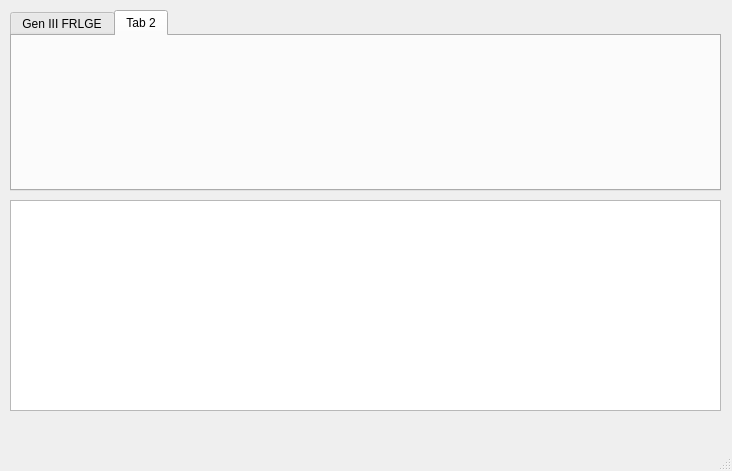
First picture: the form in Forms/Util/Pandora.ui, repository Admiral-Fish/PokeFinder, before the edit.
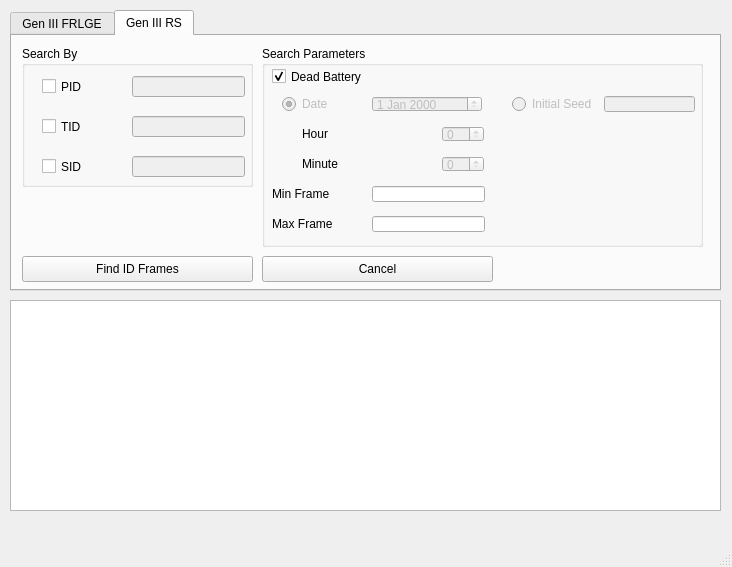
Second picture: the form after the edit. The open tabs and pages were chosen to show the change. Custom widgets are drawn as their Qt base class.

Commit message: Pandora RS Dead and Live Battery

The edit to the form file:
```diff
--- a/Forms/Util/Pandora.ui
+++ b/Forms/Util/Pandora.ui
@@ -7,7 +7,7 @@
     <x>0</x>
     <y>0</y>
     <width>732</width>
-    <height>471</height>
+    <height>567</height>
    </rect>
   </property>
   <property name="windowTitle">
@@ -20,7 +20,7 @@
       <x>10</x>
       <y>10</y>
       <width>711</width>
-      <height>181</height>
+      <height>281</height>
      </rect>
     </property>
     <widget class="QWidget" name="gen3FRLGE">
@@ -180,15 +180,345 @@
     </widget>
     <widget class="QWidget" name="tab_2">
      <attribute name="title">
-      <string>Tab 2</string>
+      <string>Gen III RS</string>
      </attribute>
+     <widget class="QGroupBox" name="groupBoxSearchBy_2">
+      <property name="geometry">
+       <rect>
+        <x>10</x>
+        <y>10</y>
+        <width>231</width>
+        <height>141</height>
+       </rect>
+      </property>
+      <property name="title">
+       <string>Search By</string>
+      </property>
+      <widget class="QTextBox" name="textBoxPIDRS">
+       <property name="enabled">
+        <bool>false</bool>
+       </property>
+       <property name="geometry">
+        <rect>
+         <x>110</x>
+         <y>30</y>
+         <width>113</width>
+         <height>21</height>
+        </rect>
+       </property>
+      </widget>
+      <widget class="QTextBox" name="textBoxTIDRS">
+       <property name="enabled">
+        <bool>false</bool>
+       </property>
+       <property name="geometry">
+        <rect>
+         <x>110</x>
+         <y>70</y>
+         <width>113</width>
+         <height>21</height>
+        </rect>
+       </property>
+      </widget>
+      <widget class="QTextBox" name="textBoxSIDRS">
+       <property name="enabled">
+        <bool>false</bool>
+       </property>
+       <property name="geometry">
+        <rect>
+         <x>110</x>
+         <y>110</y>
+         <width>113</width>
+         <height>21</height>
+        </rect>
+       </property>
+      </widget>
+      <widget class="QCheckBox" name="checkBoxPID">
+       <property name="geometry">
+        <rect>
+         <x>20</x>
+         <y>30</y>
+         <width>81</width>
+         <height>21</height>
+        </rect>
+       </property>
+       <property name="text">
+        <string>PID</string>
+       </property>
+      </widget>
+      <widget class="QCheckBox" name="checkBoxTID">
+       <property name="geometry">
+        <rect>
+         <x>20</x>
+         <y>70</y>
+         <width>81</width>
+         <height>21</height>
+        </rect>
+       </property>
+       <property name="text">
+        <string>TID</string>
+       </property>
+      </widget>
+      <widget class="QCheckBox" name="checkBoxSID">
+       <property name="geometry">
+        <rect>
+         <x>20</x>
+         <y>110</y>
+         <width>81</width>
+         <height>21</height>
+        </rect>
+       </property>
+       <property name="text">
+        <string>SID</string>
+       </property>
+      </widget>
+     </widget>
+     <widget class="QGroupBox" name="groupBoxParameters_2">
+      <property name="geometry">
+       <rect>
+        <x>250</x>
+        <y>10</y>
+        <width>441</width>
+        <height>201</height>
+       </rect>
+      </property>
+      <property name="title">
+       <string>Search Parameters</string>
+      </property>
+      <widget class="QLabel" name="labelMaxFrame_2">
+       <property name="geometry">
+        <rect>
+         <x>10</x>
+         <y>170</y>
+         <width>71</width>
+         <height>16</height>
+        </rect>
+       </property>
+       <property name="text">
+        <string>Max Frame</string>
+       </property>
+      </widget>
+      <widget class="QTextBox" name="textBoxMaxFrameRS">
+       <property name="geometry">
+        <rect>
+         <x>110</x>
+         <y>170</y>
+         <width>113</width>
+         <height>16</height>
+        </rect>
+       </property>
+       <property name="text">
+        <string/>
+       </property>
+      </widget>
+      <widget class="QLabel" name="labelMinFrame_2">
+       <property name="geometry">
+        <rect>
+         <x>10</x>
+         <y>140</y>
+         <width>81</width>
+         <height>16</height>
+        </rect>
+       </property>
+       <property name="text">
+        <string>Min Frame</string>
+       </property>
+      </widget>
+      <widget class="QTextBox" name="textBoxMinFrameRS">
+       <property name="geometry">
+        <rect>
+         <x>110</x>
+         <y>140</y>
+         <width>113</width>
+         <height>16</height>
+        </rect>
+       </property>
+       <property name="text">
+        <string/>
+       </property>
+      </widget>
+      <widget class="QCheckBox" name="checkBoxBattery">
+       <property name="geometry">
+        <rect>
+         <x>10</x>
+         <y>20</y>
+         <width>101</width>
+         <height>21</height>
+        </rect>
+       </property>
+       <property name="text">
+        <string>Dead Battery</string>
+       </property>
+       <property name="checked">
+        <bool>true</bool>
+       </property>
+       <property name="tristate">
+        <bool>false</bool>
+       </property>
+      </widget>
+      <widget class="QDateEdit" name="dateEdit">
+       <property name="enabled">
+        <bool>false</bool>
+       </property>
+       <property name="geometry">
+        <rect>
+         <x>110</x>
+         <y>50</y>
+         <width>110</width>
+         <height>16</height>
+        </rect>
+       </property>
+       <property name="minimumDate">
+        <date>
+         <year>2000</year>
+         <month>1</month>
+         <day>1</day>
+        </date>
+       </property>
+      </widget>
+      <widget class="QSpinBox" name="spinBoxHr">
+       <property name="enabled">
+        <bool>false</bool>
+       </property>
+       <property name="geometry">
+        <rect>
+         <x>180</x>
+         <y>80</y>
+         <width>42</width>
+         <height>16</height>
+        </rect>
+       </property>
+       <property name="maximum">
+        <number>23</number>
+       </property>
+      </widget>
+      <widget class="QSpinBox" name="spinBoxMin">
+       <property name="enabled">
+        <bool>false</bool>
+       </property>
+       <property name="geometry">
+        <rect>
+         <x>180</x>
+         <y>110</y>
+         <width>42</width>
+         <height>16</height>
+        </rect>
+       </property>
+       <property name="maximum">
+        <number>59</number>
+       </property>
+      </widget>
+      <widget class="QLabel" name="labelHr">
+       <property name="geometry">
+        <rect>
+         <x>40</x>
+         <y>80</y>
+         <width>61</width>
+         <height>16</height>
+        </rect>
+       </property>
+       <property name="text">
+        <string>Hour</string>
+       </property>
+      </widget>
+      <widget class="QLabel" name="labelMin">
+       <property name="geometry">
+        <rect>
+         <x>40</x>
+         <y>110</y>
+         <width>61</width>
+         <height>16</height>
+        </rect>
+       </property>
+       <property name="text">
+        <string>Minute</string>
+       </property>
+      </widget>
+      <widget class="QTextBox" name="textBoxInitSeedRS">
+       <property name="enabled">
+        <bool>false</bool>
+       </property>
+       <property name="geometry">
+        <rect>
+         <x>342</x>
+         <y>50</y>
+         <width>91</width>
+         <height>16</height>
+        </rect>
+       </property>
+       <property name="text">
+        <string/>
+       </property>
+      </widget>
+      <widget class="QRadioButton" name="radioButtonDateRS">
+       <property name="enabled">
+        <bool>false</bool>
+       </property>
+       <property name="geometry">
+        <rect>
+         <x>20</x>
+         <y>50</y>
+         <width>90</width>
+         <height>16</height>
+        </rect>
+       </property>
+       <property name="text">
+        <string>Date</string>
+       </property>
+       <property name="checked">
+        <bool>true</bool>
+       </property>
+      </widget>
+      <widget class="QRadioButton" name="radioButtonInitSeedRS">
+       <property name="enabled">
+        <bool>false</bool>
+       </property>
+       <property name="geometry">
+        <rect>
+         <x>250</x>
+         <y>50</y>
+         <width>90</width>
+         <height>16</height>
+        </rect>
+       </property>
+       <property name="text">
+        <string>Initial Seed</string>
+       </property>
+      </widget>
+     </widget>
+     <widget class="QPushButton" name="pushButtonFindRS">
+      <property name="geometry">
+       <rect>
+        <x>10</x>
+        <y>220</y>
+        <width>231</width>
+        <height>26</height>
+       </rect>
+      </property>
+      <property name="text">
+       <string>Find ID Frames</string>
+      </property>
+     </widget>
+     <widget class="QPushButton" name="pushButtonCancelRS">
+      <property name="geometry">
+       <rect>
+        <x>250</x>
+        <y>220</y>
+        <width>231</width>
+        <height>26</height>
+       </rect>
+      </property>
+      <property name="text">
+       <string>Cancel</string>
+      </property>
+     </widget>
     </widget>
    </widget>
    <widget class="QTableView" name="tableViewGenerator">
     <property name="geometry">
      <rect>
       <x>10</x>
-      <y>200</y>
+      <y>300</y>
       <width>711</width>
       <height>211</height>
      </rect>
```
Left out of the diff: 23 changed lines with no effect on the pictures. The commit also changes 2 other files.
